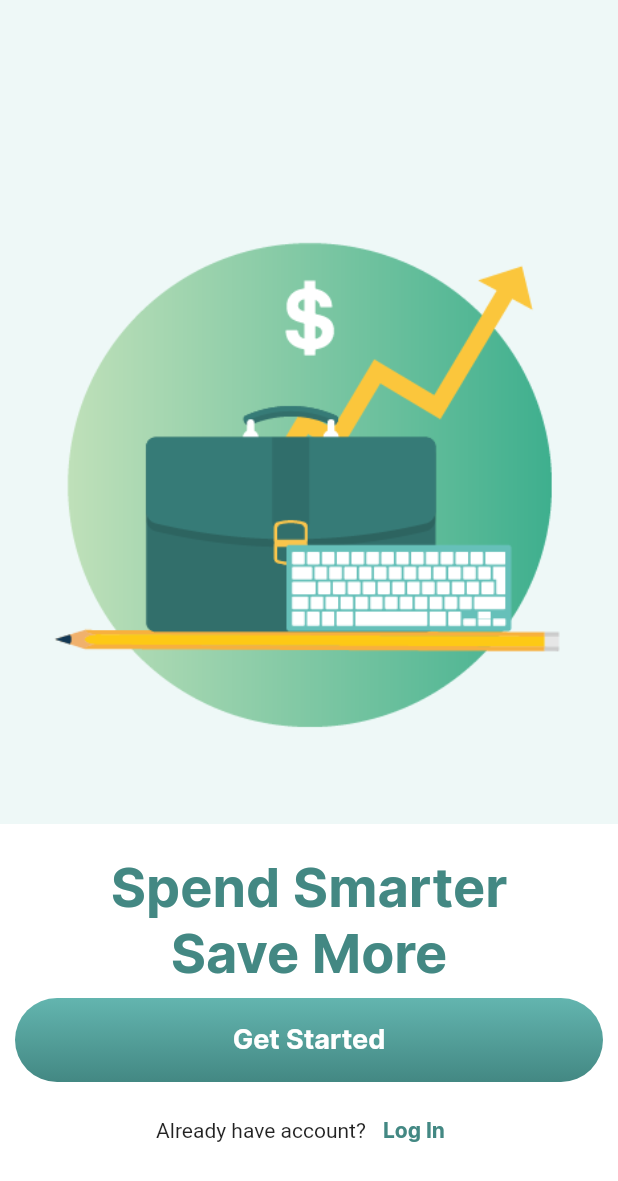
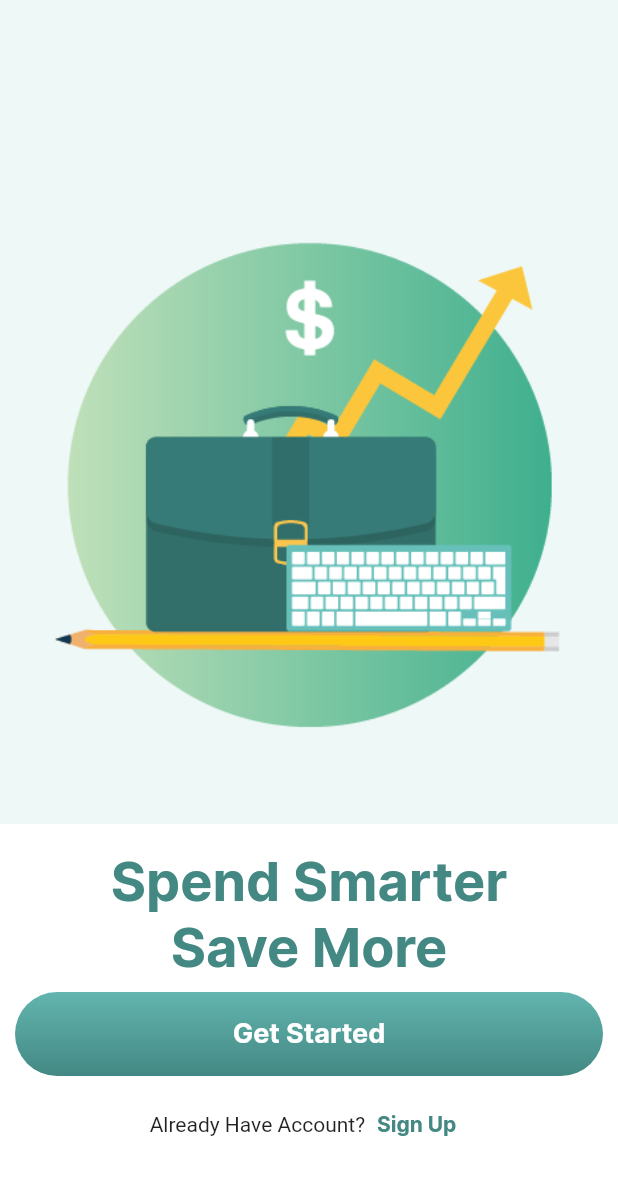
Before and after one commit to jonas8623/example-financy-app, a Flutter app: the ViewOnBoarding screen opened directly, on a phone screen of 412 x 824 dp. Shown: the top 1181 px of the screen. Run offline on Flutter 3.47's test engine with Material 2 defaults, Android fonts, the phone set to English and light mode, and no system bars; our stand-ins replace equatable, firebase_auth, firebase_core, flutter_bloc; accounts and stored records are empty.

```diff
--- /dev/null
+++ b/lib/bloc/auth/auth_event.dart
@@ -0,0 +1,31 @@
+import 'package:equatable/equatable.dart';
+
+abstract class AuthEvent extends Equatable {
+
+  @override
+  List<Object> get props => [];
+
+}
+
+class SignInRequestedEvent extends AuthEvent {
+
+  final String email;
+  final String password;
+
+  SignInRequestedEvent({required this.email, required this.password});
+}
+
+class SignUpRequestedEvent extends AuthEvent {
+
+  final String name;
+  final String email;
+  final String password;
+
+  SignUpRequestedEvent({required this.name, required this.email, required this.password});
+}
+
+class SignOut extends AuthEvent {}
+
+class SignInViewEvent extends AuthEvent {}
+
+class SignUpViewEvent extends AuthEvent {}
--- /dev/null
+++ b/lib/bloc/auth/auth_state.dart
@@ -0,0 +1,30 @@
+import 'package:equatable/equatable.dart';
+import 'package:example_financy/models/models.dart';
+
+abstract class AuthState extends Equatable {
+
+  @override
+  List<Object> get props => [];
+
+}
+
+class AuthLoadingState extends AuthState {}
+
+class Authenticated extends AuthState {
+
+  final UserModel userModel;
+  Authenticated({required this.userModel});
+}
+
+class UnAuthenticated extends AuthState {}
+
+class AuthErrorState extends AuthState {
+
+  final String errorMessage;
+
+  AuthErrorState({required this.errorMessage});
+}
+
+class SignInViewState extends AuthState {}
+
+class SignUpViewState extends AuthState {}
--- a/lib/bloc/bloc.dart
+++ b/lib/bloc/bloc.dart
@@ -1,3 +1,7 @@
 export 'sign_up_bloc.dart';
 export 'sign_up_event.dart';
 export 'sign_up_state.dart';
+
+export 'auth/auth_event.dart';
+export 'auth/auth_state.dart';
+export 'auth/auth_bloc.dart';
--- a/lib/constant.dart
+++ b/lib/constant.dart
@@ -12,6 +12,7 @@ class Constant {
 
   //IMAGES
   static const String assetImageFinance = "assets/images/image-finance.png";
-  static const String assetImageSign = "assets/images/sign.png";
+  static const String assetImageSignUp = "assets/images/sign.png";
+  static const String assetImageSignIn = "assets/images/sign_in.jpeg";
 
 }
--- /dev/null
+++ b/lib/models/models.dart
@@ -0,0 +1 @@
+export 'user.dart';
--- a/lib/views/login/login.dart
+++ b/lib/views/login/login.dart
@@ -1 +1,2 @@
 export 'view_sign_up.dart';
+export 'view_sign_in.dart';
--- a/lib/views/onboarding/view_onboarding.dart
+++ b/lib/views/onboarding/view_onboarding.dart
@@ -3,9 +3,7 @@ import 'package:example_financy/constant.dart';
 import 'package:example_financy/widgets/widgets.dart';
 import 'package:flutter/material.dart';
 import 'package:flutter_bloc/flutter_bloc.dart';
-
 import '../../bloc/bloc.dart';
-import '../views.dart';
 
 class ViewOnBoarding extends StatelessWidget {
   const ViewOnBoarding({Key? key}) : super(key: key);
@@ -32,26 +30,25 @@ class ViewOnBoarding extends StatelessWidget {
     );
   }
 
-  Widget _body(SignUpBloc bloc) {
+  Widget _body(AuthBloc bloc) {
     return Scaffold(
       body: Column(
         children: [
           _expanded(
             color: const Color(0xFFEEF8F7),
-            child: Image.asset(Constant.assetImageFinance),
-          ),
+            child: Image.asset(Constant.assetImageFinance)),
           _expanded(
               color: Colors.white,
               flex: 1,
               child: Align(
                 child: Padding(
-                  padding: const EdgeInsets.symmetric(vertical: 20.0),
+                  padding: const EdgeInsets.symmetric(vertical: 16.0),
                   child: Column(
                     children: [
                       _text(text: "Spend Smarter"),
                       _text(text: "Save More"),
-                      ComponentButton(onTap: () => bloc.add(SignUpInitialViewEvent()), text: "Get Started"),
-                      WidgetTextButton(text: "Log In", onPressed: () {})
+                      ComponentButton(onTap: () => bloc.add(SignInViewEvent()), text: "Get Started"),
+                      WidgetTextButton(title: "Already Have Account?", textButton: "Sign Up", onPressed: () => bloc.add(SignUpViewEvent()))
                     ],
                   ),
                 ),
@@ -64,16 +61,10 @@ class ViewOnBoarding extends StatelessWidget {
 
   @override
   Widget build(BuildContext context) {
-    final bloc = BlocProvider.of<SignUpBloc>(context);
-    return BlocBuilder<SignUpBloc, SignUpState>(
+    final bloc = BlocProvider.of<AuthBloc>(context);
+    return BlocBuilder<AuthBloc, AuthState>(
         bloc: bloc,
-        builder: (context, state) {
-          if(state is SignUpViewRegisterState) {
-            return const ViewSignUp();
-          }
-
-          return _body(bloc);
-        }
+        builder: (context, state) => _body(bloc),
     );
   }
 }
--- a/lib/views/views.dart
+++ b/lib/views/views.dart
@@ -1,3 +1,4 @@
 export 'splash/view_splash.dart';
 export 'onboarding/view_onboarding.dart';
 export 'login/login.dart';
+export 'view_home.dart';
--- a/lib/widgets/widget_text_button.dart
+++ b/lib/widgets/widget_text_button.dart
@@ -3,20 +3,21 @@ import 'package:flutter/material.dart';
 class WidgetTextButton extends StatelessWidget {
 
   final GestureTapCallback onPressed;
-  final String text;
+  final String title;
+  final String textButton;
 
-  const WidgetTextButton({Key? key, required this.text, required this.onPressed}) : super(key: key);
+  const WidgetTextButton({Key? key, required this.title, required this.textButton, required this.onPressed}) : super(key: key);
 
   @override
   Widget build(BuildContext context) {
     return Row(
       mainAxisAlignment: MainAxisAlignment.center,
       children: [
-        const Text("Already have account?"),
+        Text(title),
         TextButton(
             onPressed: onPressed,
             child: Text(
-              text,
+              textButton,
               style: const TextStyle(
                   fontFamily: "Inter",
                   fontSize: 14.0,
--- a/pubspec.yaml
+++ b/pubspec.yaml
@@ -38,6 +38,9 @@ dependencies:
   cupertino_icons: ^1.0.2
   equatable: ^2.0.5
   flutter_bloc: ^8.1.2
+  firebase_auth: ^4.2.6
+  firebase_core: ^2.5.0
+  flutter_secure_storage: ^8.0.0
 
 dev_dependencies:
   flutter_test:
```
Also changed, not shown: lib/bloc/auth/auth_bloc.dart (added, +73 -0 lines), lib/home/my_home.dart (added, +59 -0 lines), lib/main.dart (+14 -7 lines), lib/models/user.dart (added, +14 -0 lines), lib/my_app.dart (+2 -8 lines), lib/services/auth_service.dart (+71 -9 lines), lib/views/login/view_sign_in.dart (added, +133 -0 lines), lib/views/login/view_sign_up.dart (+40 -35 lines), lib/views/view_home.dart (added, +37 -0 lines), assets/images/sign_in.jpeg (added), lib/firebase_options.dart (added), pubspec.lock, 8 other files.
